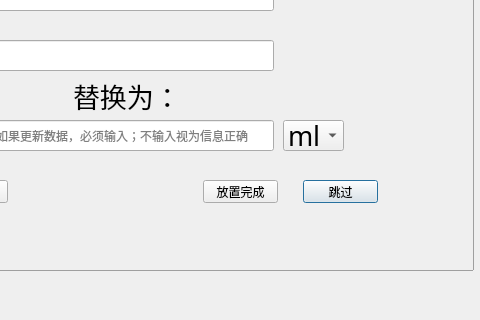
This is Qt_Dev/v1.1/test_one/execut_window.ui in xuezeao/git_program as Qt 5 draws it before an edit; both pictures show x 239 to 719 and y 219 to 539 of the 824 by 539 pixel window. The edited form follows.
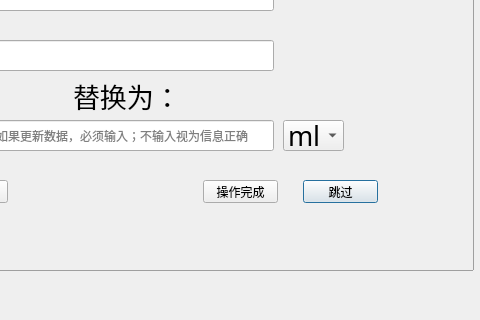
This is the edited form.

Patch:
```diff
--- a/Qt_Dev/v1.1/test_one/execut_window.ui
+++ b/Qt_Dev/v1.1/test_one/execut_window.ui
@@ -204,7 +204,7 @@
            </rect>
           </property>
           <property name="text">
-           <string>放置完成</string>
+           <string>操作完成</string>
           </property>
          </widget>
          <widget class="QLabel" name="label">
```
